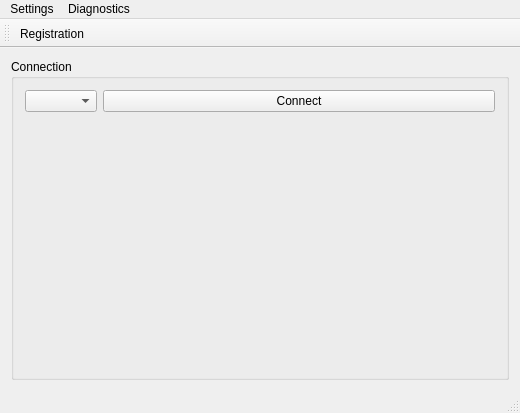
Qt form mainwindow.ui (stepankuzmin/mole) before a commit.
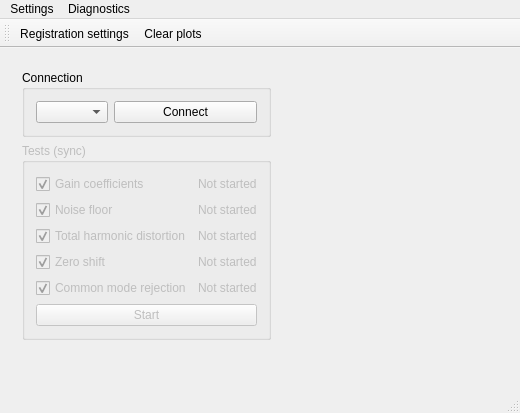
The same form after that commit.

```diff
--- a/mainwindow.ui
+++ b/mainwindow.ui
@@ -17,31 +17,181 @@
    <locale language="English" country="UnitedStates"/>
   </property>
   <widget class="QWidget" name="centralWidget">
-   <layout class="QVBoxLayout" name="verticalLayout">
+   <layout class="QHBoxLayout" name="horizontalLayout">
     <item>
-     <widget class="QGroupBox" name="connectionGroupBox">
-      <property name="title">
-       <string>Connection</string>
-      </property>
-      <layout class="QFormLayout" name="formLayout">
-       <item row="0" column="0">
-        <widget class="QComboBox" name="COMPortComboBox"/>
+     <widget class="QWidget" name="leftWidget" native="true">
+      <layout class="QVBoxLayout" name="verticalLayout">
+       <item>
+        <widget class="QGroupBox" name="connectionGroupBox">
+         <property name="title">
+          <string>Connection</string>
+         </property>
+         <layout class="QFormLayout" name="formLayout">
+          <item row="0" column="0">
+           <widget class="QComboBox" name="COMPortComboBox"/>
+          </item>
+          <item row="0" column="1">
+           <widget class="QPushButton" name="connectPushButton">
+            <property name="text">
+             <string>Connect</string>
+            </property>
+            <property name="checkable">
+             <bool>true</bool>
+            </property>
+           </widget>
+          </item>
+         </layout>
+        </widget>
        </item>
-       <item row="0" column="1">
-        <widget class="QPushButton" name="connectPushButton">
-         <property name="text">
-          <string>Connect</string>
+       <item>
+        <widget class="QGroupBox" name="testsGroupBox">
+         <property name="enabled">
+          <bool>false</bool>
          </property>
-         <property name="checkable">
-          <bool>true</bool>
+         <property name="title">
+          <string>Tests (sync)</string>
          </property>
+         <property name="flat">
+          <bool>false</bool>
+         </property>
+         <layout class="QVBoxLayout" name="verticalLayout_2">
+          <item>
+           <layout class="QFormLayout" name="testsFormLayout">
+            <property name="fieldGrowthPolicy">
+             <enum>QFormLayout::AllNonFixedFieldsGrow</enum>
+            </property>
+            <item row="0" column="0">
+             <widget class="QCheckBox" name="gainCoefficientsTestCheckBox">
+              <property name="text">
+               <string>Gain coefficients</string>
+              </property>
+              <property name="checked">
+               <bool>true</bool>
+              </property>
+             </widget>
+            </item>
+            <item row="0" column="1">
+             <widget class="QLabel" name="gainCoefficientsStatusLabel">
+              <property name="text">
+               <string>Not started</string>
+              </property>
+             </widget>
+            </item>
+            <item row="1" column="0">
+             <widget class="QCheckBox" name="noiseFloorTestCheckBox">
+              <property name="text">
+               <string>Noise floor</string>
+              </property>
+              <property name="checked">
+               <bool>true</bool>
+              </property>
+             </widget>
+            </item>
+            <item row="1" column="1">
+             <widget class="QLabel" name="noiseFloorStatusLabel">
+              <property name="text">
+               <string>Not started</string>
+              </property>
+             </widget>
+            </item>
+            <item row="2" column="0">
+             <widget class="QCheckBox" name="totalHarmonicDistortionTestCheckBox">
+              <property name="text">
+               <string>Total harmonic distortion</string>
+              </property>
+              <property name="checked">
+               <bool>true</bool>
+              </property>
+             </widget>
+            </item>
+            <item row="2" column="1">
+             <widget class="QLabel" name="totalHarmonicDistortionStatusLabel">
+              <property name="text">
+               <string>Not started</string>
+              </property>
+             </widget>
+            </item>
+            <item row="3" column="0">
+             <widget class="QCheckBox" name="zeroShiftCheckBox">
+              <property name="text">
+               <string>Zero shift</string>
+              </property>
+              <property name="checked">
+               <bool>true</bool>
+              </property>
+             </widget>
+            </item>
+            <item row="3" column="1">
+             <widget class="QLabel" name="zeroShiftStatusLabel">
+              <property name="text">
+               <string>Not started</string>
+              </property>
+             </widget>
+            </item>
+            <item row="4" column="0">
+             <widget class="QCheckBox" name="commonModeRejectionCheckBox">
+              <property name="text">
+               <string>Common mode rejection</string>
+              </property>
+              <property name="checked">
+               <bool>true</bool>
+              </property>
+             </widget>
+            </item>
+            <item row="4" column="1">
+             <widget class="QLabel" name="commonModeRejectionStatusLabel">
+              <property name="text">
+               <string>Not started</string>
+              </property>
+             </widget>
+            </item>
+           </layout>
+          </item>
+          <item>
+           <widget class="QPushButton" name="startTestsPushButton">
+            <property name="text">
+             <string>Start</string>
+            </property>
+           </widget>
+          </item>
+         </layout>
         </widget>
        </item>
+       <item>
+        <spacer name="verticalSpacer">
+         <property name="orientation">
+          <enum>Qt::Vertical</enum>
+         </property>
+         <property name="sizeHint" stdset="0">
+          <size>
+           <width>20</width>
+           <height>40</height>
+          </size>
+         </property>
+        </spacer>
+       </item>
       </layout>
      </widget>
     </item>
     <item>
-     <layout class="QGridLayout" name="gridLayout"/>
+     <layout class="QGridLayout" name="gridLayout">
+      <property name="spacing">
+       <number>1</number>
+      </property>
+      <item row="0" column="0">
+       <spacer name="horizontalSpacer">
+        <property name="orientation">
+         <enum>Qt::Horizontal</enum>
+        </property>
+        <property name="sizeHint" stdset="0">
+         <size>
+          <width>40</width>
+          <height>20</height>
+         </size>
+        </property>
+       </spacer>
+      </item>
+     </layout>
     </item>
    </layout>
   </widget>
@@ -118,11 +268,12 @@
     <bool>false</bool>
    </attribute>
    <addaction name="actionRegistration"/>
+   <addaction name="actionClear_plots"/>
   </widget>
   <widget class="QStatusBar" name="statusBar"/>
   <action name="actionRegistration">
    <property name="text">
-    <string>Registration</string>
+    <string>Registration settings</string>
    </property>
    <property name="shortcut">
     <string>F3</string>
@@ -183,6 +334,11 @@
     <string>Async</string>
    </property>
   </action>
+  <action name="actionClear_plots">
+   <property name="text">
+    <string>Clear plots</string>
+   </property>
+  </action>
  </widget>
  <layoutdefault spacing="6" margin="11"/>
  <resources/>
```
Left out of the diff: 28 changed lines with no effect on the pictures.
